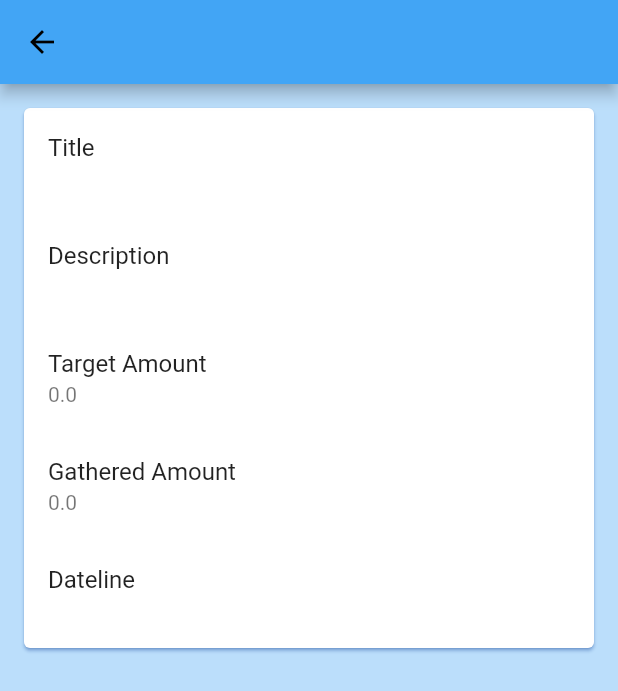
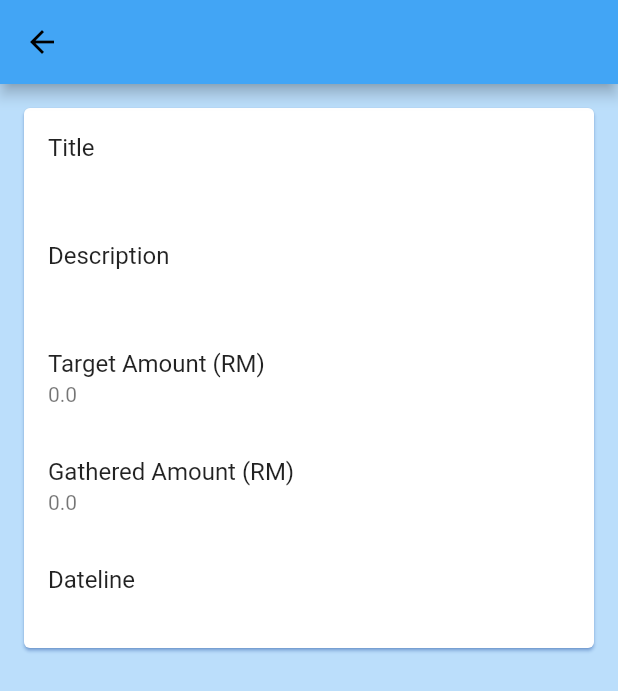
Before and after one commit to AfendyWan/Fabu-Alumni-Management, a Flutter app: the CharityDetail screen opened directly with empty values, on a phone screen of 412 x 824 dp. Shown: the top 691 px of the screen. Run offline on Flutter 3.47's test engine with Material 2 defaults, Android fonts, the phone set to English and light mode, and no system bars; our stand-ins replace animated_splash_screen, bloc, flutter_bloc, rxdart, shared_preferences, syncfusion_flutter_charts; accounts and stored records are empty; network calls fail.

Commit message:
added (RM) in the money ui part

```diff
--- a/lib/pages/charity_details.dart
+++ b/lib/pages/charity_details.dart
@@ -32,11 +32,11 @@ class CharityDetail extends StatelessWidget {
                   subtitle: Text(charity.charityDescription),
                 ),
                 ListTile(
-                  title: Text("Target Amount"),
+                  title: Text("Target Amount (RM)"),
                   subtitle: Text("${charity.charityTargetAmt}"),
                 ),
                 ListTile(
-                  title: Text("Gathered Amount"),
+                  title: Text("Gathered Amount (RM)"),
                   subtitle: Text("${charity.charityGatheredAmt}"),
                 ),
                 ListTile(
--- a/lib/pages/event_details.dart
+++ b/lib/pages/event_details.dart
@@ -47,7 +47,7 @@ class EventDetail extends StatelessWidget {
                   subtitle: Text("${event.eventCapacity}"),
                 ),
                 ListTile(
-                  title: Text("Fee"),
+                  title: Text("Fee (RM)"),
                   subtitle: Text("${event.eventFee}"),
                 ),
                 ListTile(
```
